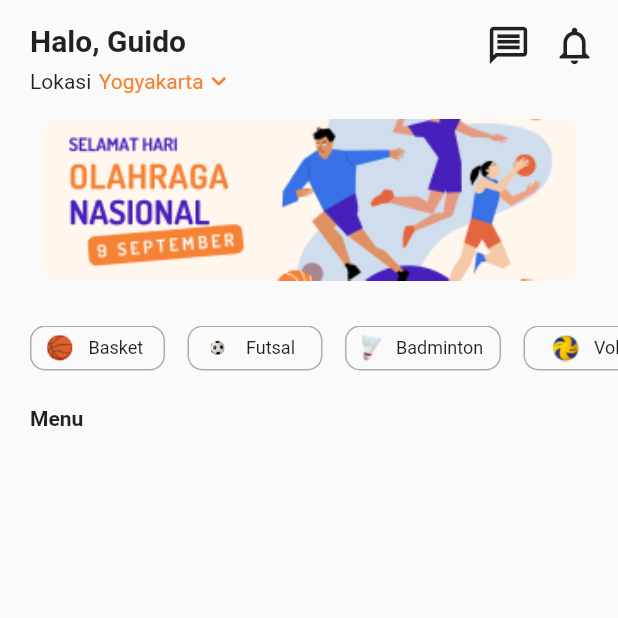
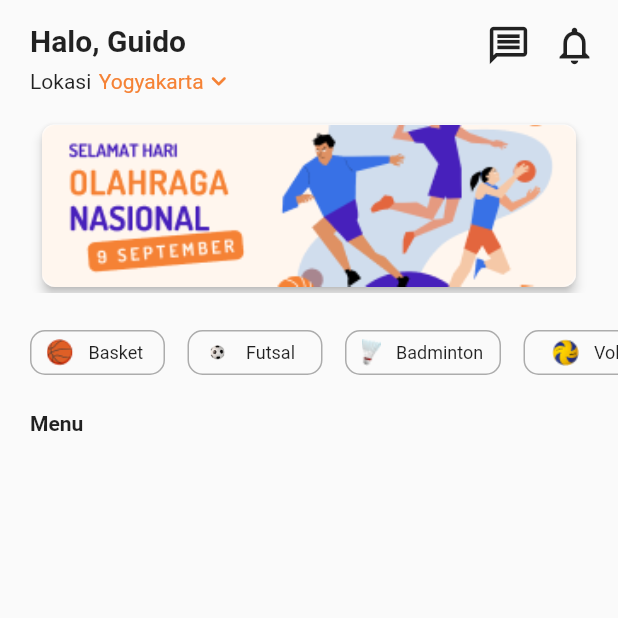
Before and after one commit to GuidoAugusta/FieldFox, a Flutter app: the HomePage screen opened by its route, on a phone screen of 412 x 824 dp, the top half of it. Run offline on Flutter 3.47's test engine with Material 2 defaults, Android fonts, the phone set to English and light mode, and no system bars; drawn by our look-alikes of carousel_slider.

Commit message:
memperbaiki carousel slider

```diff
--- a/lib/pages/homepage.dart
+++ b/lib/pages/homepage.dart
@@ -11,31 +11,39 @@ class HomePage extends StatefulWidget {
 class _HomePageState extends State<HomePage> {
   final List<Widget> imageSliders = [
     Container(
-      decoration: BoxDecoration(
-        borderRadius: BorderRadius.circular(10),
+      child: Card(
+        shape: RoundedRectangleBorder(
+          borderRadius: BorderRadius.circular(8),
         ),
+        elevation: 3,
         child: Image.asset(
           'assets/banner_homepage.png',
           fit: BoxFit.fill,
         ),
       ),
+    ),
     Container(
-      decoration: BoxDecoration(
-        borderRadius: BorderRadius.circular(10),
+      child: Card(
+        shape: RoundedRectangleBorder(
+          borderRadius: BorderRadius.circular(8),
         ),
+        elevation: 3,
         child: Image.asset(
           'assets/banner2_homepage.png',
-        // width: 360,
           fit: BoxFit.fill,
         ),
       ),
+    ),
     Container(
-      decoration: BoxDecoration(
-        borderRadius: BorderRadius.circular(10),
+      child: Card(
+        shape: RoundedRectangleBorder(
+          borderRadius: BorderRadius.circular(8),
         ),
+        elevation: 3,
         child: Image.asset(
           'assets/banner3_homepage.png',
           fit: BoxFit.fill,
+        ),
       ),
     ),
   ];
@@ -138,7 +146,7 @@ class _HomePageState extends State<HomePage> {
                   items: imageSliders,
                   carouselController: CarouselController(),
                   options: CarouselOptions(
-                    height: 108,
+                    height: 116,
                     autoPlay: true,
                     autoPlayInterval: Duration(seconds: 5),
                     viewportFraction: 1,
@@ -150,7 +158,7 @@ class _HomePageState extends State<HomePage> {
                 ),
               ),
               SizedBox(
-                height: 20,
+                height: 15,
               ),
             ],
           ),
```
Lines whose indentation alone changed are shown as unchanged.
